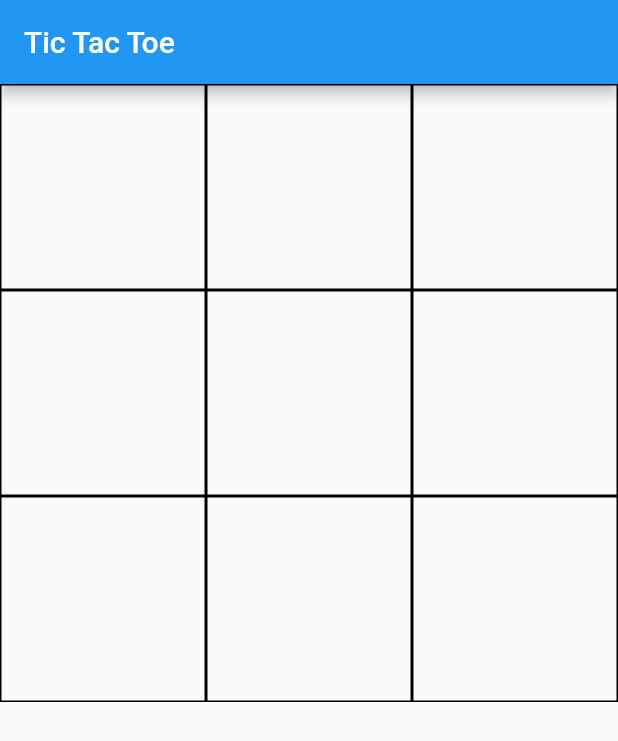
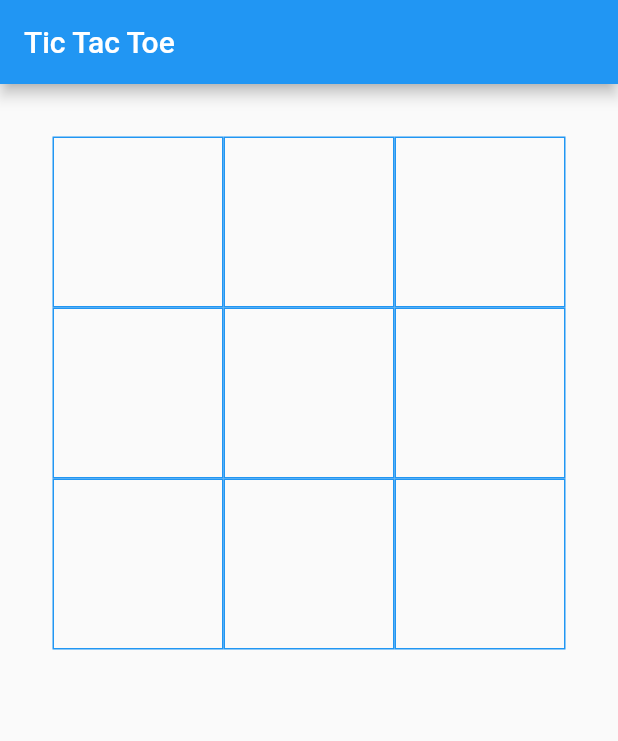
Before and after one commit to cksharma11/flutter-tictactoe, a Flutter app: the screen it shows after launch, on a phone screen of 412 x 824 dp. Shown: the top 741 px of the screen. Run offline on Flutter 3.47's test engine with Material 2 defaults, Android fonts, the phone set to English and light mode, and no system bars.

Commit message:
Add Padding to grid

```diff
--- a/lib/board.dart
+++ b/lib/board.dart
@@ -60,7 +60,9 @@ class BoardState extends State<Board> {
       });
     }
 
-    return GridView(
+    return Padding(
+      padding: const EdgeInsets.all(35.0),
+      child: GridView(
         gridDelegate: SliverGridDelegateWithFixedCrossAxisCount(
           crossAxisCount: 3,
           childAspectRatio: 1,
@@ -72,6 +74,7 @@ class BoardState extends State<Board> {
               symbol: board[position],
             ),
         ],
+      ),
     );
   }
 }
--- a/lib/box.dart
+++ b/lib/box.dart
@@ -9,13 +9,15 @@ class Box extends StatelessWidget {
   @override
   Widget build(BuildContext context) {
     return Container(
-      decoration: BoxDecoration(border: Border.all()),
+      decoration: BoxDecoration(
+        border: Border.all(color: Colors.blue),
+      ),
       child: InkWell(
           onTap: onTap,
           child: Center(
             child: Text(
               symbol,
-              style: TextStyle(fontSize: 30),
+              style: TextStyle(fontSize: 30, color: Colors.blue),
             ),
           )),
     );
```
Lines whose indentation alone changed are shown as unchanged.
